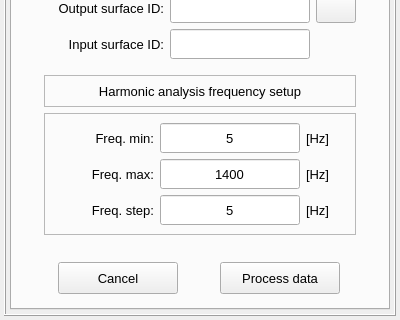
Before: the Qt Designer form vibra/interface/data/ui_files/model/setup/acoustic/process_acoustic_transfer_element_data.ui in MOPT-UFSC/VIBRA, drawn with Qt 5; both pictures show x 0 to 400 and y 154 to 474 of the 400 by 474 pixel window.
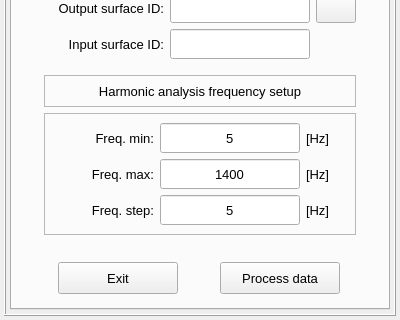
After: the same form once the commit is applied. Icons and pictures are not drawn.

Commit message: Replaces the Cancel text with Exit in the Close buttons

What changed in the file:
```diff
--- a/vibra/interface/data/ui_files/model/setup/acoustic/process_acoustic_transfer_element_data.ui
+++ b/vibra/interface/data/ui_files/model/setup/acoustic/process_acoustic_transfer_element_data.ui
@@ -1081,7 +1081,7 @@
                 <string notr="true"/>
                </property>
                <property name="text">
-                <string>Cancel</string>
+                <string>Exit</string>
                </property>
                <property name="iconSize">
                 <size>
```
Left out of the diff: 4 changed lines with no effect on the pictures. The commit also changes 53 other files.
